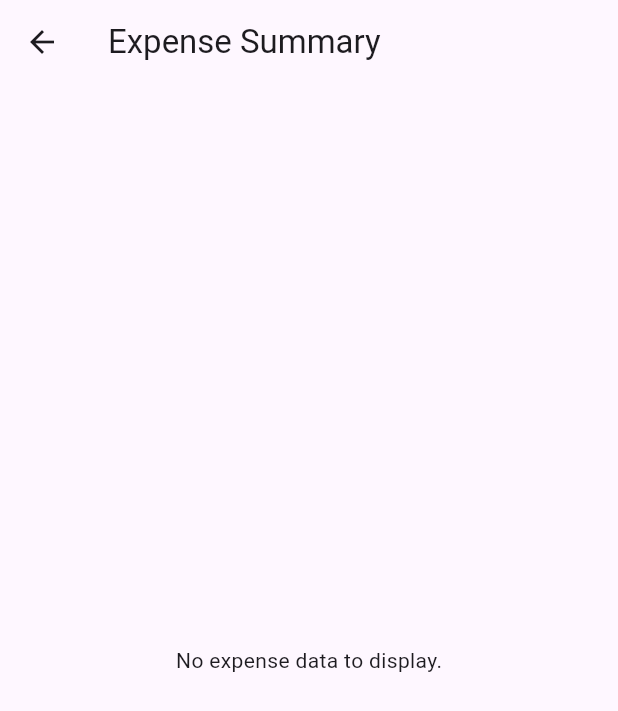
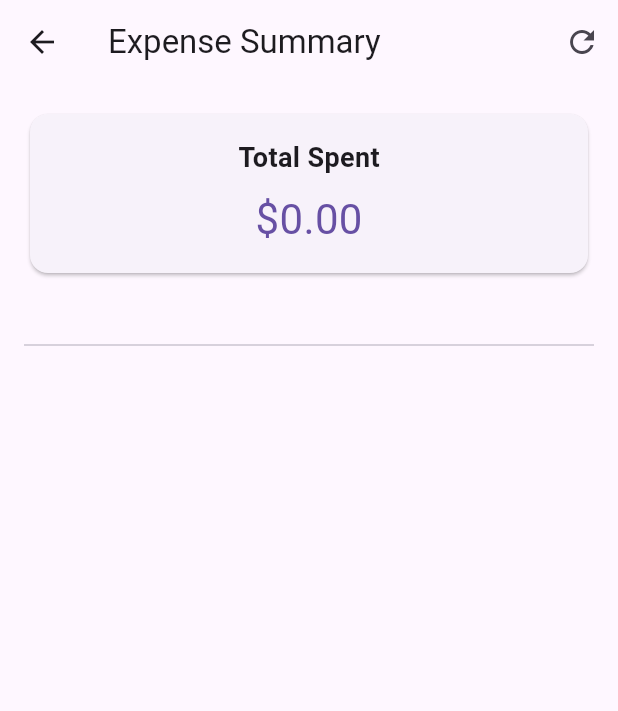
Before and after one commit to gsurjs/GloveBoxx, a Flutter app: the ExpenseSummaryScreen screen opened directly, on a phone screen of 412 x 824 dp. Shown: the top 711 px of the screen. Run offline on Flutter 3.47's test engine with Material 3 defaults, Android fonts, the phone set to English and light mode, and no system bars; our stand-ins replace fl_chart, sqflite; accounts and stored records are empty.

Commit message:
adding expense summary screen state class so it fetches both expense data sets to display line chart below pie chart

```diff
--- a/lib/screens/expense_summary_screen.dart
+++ b/lib/screens/expense_summary_screen.dart
@@ -2,6 +2,7 @@ import 'package:flutter/material.dart';
 import 'package:fl_chart/fl_chart.dart';
 import 'package:intl/intl.dart';
 import '../models/expense_category_data.dart';
+import '../models/expense_monthly_data.dart';
 import '../services/database_helper.dart';
 
 class ExpenseSummaryScreen extends StatefulWidget {
@@ -12,7 +13,7 @@ class ExpenseSummaryScreen extends StatefulWidget {
 }
 
 class _ExpenseSummaryScreenState extends State<ExpenseSummaryScreen> {
-  late Future<List<ExpenseCategoryData>> _expenseDataFuture;
+  late Future<Map<String, dynamic>> _expenseDataFuture;
   final List<Color> _categoryColors = [
     Colors.blue, Colors.green, Colors.orange, Colors.red,
     Colors.purple, Colors.teal, Colors.pink, Colors.amber,
@@ -21,7 +22,14 @@ class _ExpenseSummaryScreenState extends State<ExpenseSummaryScreen> {
   @override
   void initState() {
     super.initState();
-    _expenseDataFuture = DatabaseHelper.instance.getExpensesByCategory();
+    _expenseDataFuture = _fetchExpenseData();
+  }
+
+  // Fetch both sets of data at the same time
+  Future<Map<String, dynamic>> _fetchExpenseData() async {
+    final categoryData = await DatabaseHelper.instance.getExpensesByCategory();
+    final monthlyData = await DatabaseHelper.instance.getExpensesByMonth();
+    return {'categoryData': categoryData, 'monthlyData': monthlyData};
   }
 
   @override
@@ -29,8 +37,18 @@ class _ExpenseSummaryScreenState extends State<ExpenseSummaryScreen> {
     return Scaffold(
       appBar: AppBar(
         title: const Text('Expense Summary'),
+        actions: [
+          IconButton(
+            icon: const Icon(Icons.refresh),
+            onPressed: () {
+              setState(() {
+                _expenseDataFuture = _fetchExpenseData();
+              });
+            },
+          )
+        ],
       ),
-      body: FutureBuilder<List<ExpenseCategoryData>>(
+      body: FutureBuilder<Map<String, dynamic>>(
         future: _expenseDataFuture,
         builder: (context, snapshot) {
           if (snapshot.connectionState == ConnectionState.waiting) {
@@ -40,12 +58,14 @@ class _ExpenseSummaryScreenState extends State<ExpenseSummaryScreen> {
             return const Center(child: Text('No expense data to display.'));
           }
 
-          final expenseData = snapshot.data!;
-          double totalSpent = expenseData.fold(0, (sum, item) => sum + item.totalCost);
+          final List<ExpenseCategoryData> categoryData = snapshot.data!['categoryData'];
+          final List<ExpenseMonthlyData> monthlyData = snapshot.data!['monthlyData'];
+          double totalSpent = categoryData.fold(0, (sum, item) => sum + item.totalCost);
 
           return ListView(
             padding: const EdgeInsets.all(16.0),
             children: [
+              // --- Total Spent Card ---
               Card(
                 child: Padding(
                   padding: const EdgeInsets.all(16.0),
@@ -62,6 +82,9 @@ class _ExpenseSummaryScreenState extends State<ExpenseSummaryScreen> {
                 ),
               ),
               const SizedBox(height: 24),
+
+              // --- Pie Chart Section ---
+              if (categoryData.isNotEmpty) ...[
                 const Text('Expenses by Category', style: TextStyle(fontSize: 22, fontWeight: FontWeight.bold)),
                 const SizedBox(height: 16),
                 SizedBox(
@@ -70,38 +93,95 @@ class _ExpenseSummaryScreenState extends State<ExpenseSummaryScreen> {
                     PieChartData(
                       sectionsSpace: 2,
                       centerSpaceRadius: 40,
-                    sections: List.generate(expenseData.length, (i) {
-                      final categoryData = expenseData[i];
-                      final percentage = (categoryData.totalCost / totalSpent) * 100;
+                      sections: List.generate(categoryData.length, (i) {
+                        final cat = categoryData[i];
+                        final percentage = (cat.totalCost / totalSpent) * 100;
                         return PieChartSectionData(
                           color: _categoryColors[i % _categoryColors.length],
-                        value: categoryData.totalCost,
+                          value: cat.totalCost,
                           title: '${percentage.toStringAsFixed(0)}%',
                           radius: 60,
-                        titleStyle: const TextStyle(
-                          fontSize: 16,
-                          fontWeight: FontWeight.bold,
-                          color: Colors.white,
-                        ),
+                          titleStyle: const TextStyle(fontSize: 16, fontWeight: FontWeight.bold, color: Colors.white),
                         );
                       }),
                     ),
                   ),
                 ),
                 const SizedBox(height: 24),
-              // Legend for the pie chart
-              ...List.generate(expenseData.length, (i) {
-                final categoryData = expenseData[i];
+                ...List.generate(categoryData.length, (i) {
+                  final cat = categoryData[i];
                   return ListTile(
                     leading: Icon(Icons.square, color: _categoryColors[i % _categoryColors.length]),
-                  title: Text(categoryData.category),
-                  trailing: Text(NumberFormat.currency(symbol: '\$').format(categoryData.totalCost)),
+                    title: Text(cat.category),
+                    trailing: Text(NumberFormat.currency(symbol: '\$').format(cat.totalCost)),
                   );
                 }),
+              ],
+
+              const Divider(height: 40),
+
+              // --- Line Chart Section ---
+              if (monthlyData.isNotEmpty) ...[
+                const Text('Monthly Trends', style: TextStyle(fontSize: 22, fontWeight: FontWeight.bold)),
+                const SizedBox(height: 24),
+                SizedBox(
+                  height: 200,
+                  child: LineChart(
+                    LineChartData(
+                      gridData: const FlGridData(show: true),
+                      titlesData: FlTitlesData(
+                        bottomTitles: AxisTitles(sideTitles: _bottomTitles(monthlyData)),
+                        leftTitles: AxisTitles(sideTitles: SideTitles(showTitles: true, reservedSize: 40)),
+                        topTitles: const AxisTitles(sideTitles: SideTitles(showTitles: false)),
+                        rightTitles: const AxisTitles(sideTitles: SideTitles(showTitles: false)),
+                      ),
+                      borderData: FlBorderData(show: true),
+                      minY: 0,
+                      lineBarsData: [
+                        LineChartBarData(
+                          spots: List.generate(monthlyData.length, (i) {
+                            return FlSpot(i.toDouble(), monthlyData[i].totalCost);
+                          }),
+                          isCurved: true,
+                          color: Theme.of(context).primaryColor,
+                          barWidth: 4,
+                          isStrokeCapRound: true,
+                          belowBarData: BarAreaData(
+                            show: true,
+                            color: Theme.of(context).primaryColor.withOpacity(0.3),
+                          ),
+                        ),
+                      ],
+                    ),
+                  ),
+                ),
+              ],
             ],
           );
         },
       ),
     );
   }
+
+  // Helper method to create bottom titles for the line chart
+  SideTitles _bottomTitles(List<ExpenseMonthlyData> monthlyData) {
+    return SideTitles(
+      showTitles: true,
+      reservedSize: 30,
+      getTitlesWidget: (value, meta) {
+        final int index = value.toInt();
+        if (index >= 0 && index < monthlyData.length) {
+          // Format 'YYYY-MM' to 'MMM'
+          final monthDate = DateTime.parse('${monthlyData[index].month}-01');
+          final String monthLabel = DateFormat.MMM().format(monthDate);
+          return SideTitleWidget(
+            axisSide: meta.axisSide,
+            space: 8.0,
+            child: Text(monthLabel, style: const TextStyle(fontSize: 12)),
+          );
         }
+        return const Text('');
+      },
+    );
+  }
+}
```
Lines whose indentation alone changed are shown as unchanged.
